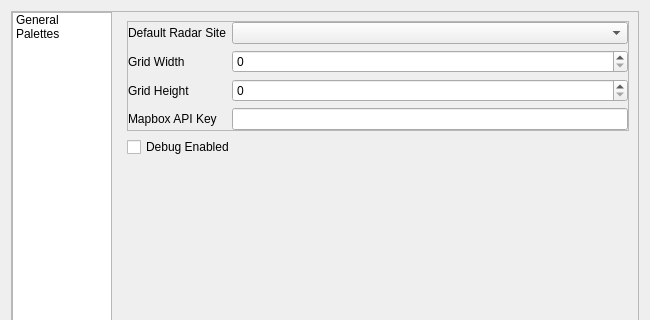
The window that scwx-qt/source/scwx/qt/ui/settings_dialog.ui (dpaulat/supercell-wx) describes before a commit, drawn with Qt 5; both pictures show x 0 to 650 and y 0 to 320 of the 650 by 500 pixel window.
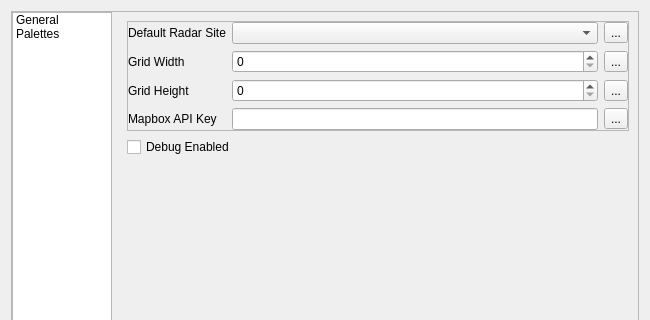
The same window after the commit. The open tabs and pages were chosen to show the change. Icons and pictures are not drawn.

Commit message: Add reset buttons to settings dialog

What changed in the file:
```diff
--- a/scwx-qt/source/scwx/qt/ui/settings_dialog.ui
+++ b/scwx-qt/source/scwx/qt/ui/settings_dialog.ui
@@ -96,7 +96,7 @@
             <property name="frameShadow">
              <enum>QFrame::Raised</enum>
             </property>
-            <layout class="QFormLayout" name="formLayout">
+            <layout class="QGridLayout" name="gridLayout_4">
              <property name="leftMargin">
               <number>0</number>
              </property>
@@ -116,19 +116,6 @@
                </property>
               </widget>
              </item>
-             <item row="0" column="1">
-              <widget class="QComboBox" name="radarSiteComboBox"/>
-             </item>
-             <item row="1" column="0">
-              <widget class="QLabel" name="label_2">
-               <property name="text">
-                <string>Grid Width</string>
-               </property>
-              </widget>
-             </item>
-             <item row="1" column="1">
-              <widget class="QSpinBox" name="gridWidthSpinBox"/>
-             </item>
              <item row="2" column="0">
               <widget class="QLabel" name="label_3">
                <property name="text">
@@ -139,6 +126,59 @@
              <item row="2" column="1">
               <widget class="QSpinBox" name="gridHeightSpinBox"/>
              </item>
+             <item row="1" column="2">
+              <widget class="QToolButton" name="resetGridWidthButton">
+               <property name="text">
+                <string>...</string>
+               </property>
+               <property name="icon">
+                <iconset resource="../../../../scwx-qt.qrc">
+                 <normaloff>:/res/icons/font-awesome-6/rotate-left-solid.svg</normaloff>:/res/icons/font-awesome-6/rotate-left-solid.svg</iconset>
+               </property>
+              </widget>
+             </item>
+             <item row="3" column="1">
+              <widget class="QLineEdit" name="mapboxApiKeyLineEdit"/>
+             </item>
+             <item row="3" column="2">
+              <widget class="QToolButton" name="resetMapboxApiKeyButton">
+               <property name="text">
+                <string>...</string>
+               </property>
+               <property name="icon">
+                <iconset resource="../../../../scwx-qt.qrc">
+                 <normaloff>:/res/icons/font-awesome-6/rotate-left-solid.svg</normaloff>:/res/icons/font-awesome-6/rotate-left-solid.svg</iconset>
+               </property>
+              </widget>
+             </item>
+             <item row="0" column="2">
+              <widget class="QToolButton" name="resetRadarSiteButton">
+               <property name="text">
+                <string>...</string>
+               </property>
+               <property name="icon">
+                <iconset resource="../../../../scwx-qt.qrc">
+                 <normaloff>:/res/icons/font-awesome-6/rotate-left-solid.svg</normaloff>:/res/icons/font-awesome-6/rotate-left-solid.svg</iconset>
+               </property>
+              </widget>
+             </item>
+             <item row="1" column="1">
+              <widget class="QSpinBox" name="gridWidthSpinBox"/>
+             </item>
+             <item row="0" column="1">
+              <widget class="QComboBox" name="radarSiteComboBox"/>
+             </item>
+             <item row="2" column="2">
+              <widget class="QToolButton" name="resetGridHeightButton">
+               <property name="text">
+                <string>...</string>
+               </property>
+               <property name="icon">
+                <iconset resource="../../../../scwx-qt.qrc">
+                 <normaloff>:/res/icons/font-awesome-6/rotate-left-solid.svg</normaloff>:/res/icons/font-awesome-6/rotate-left-solid.svg</iconset>
+               </property>
+              </widget>
+             </item>
              <item row="3" column="0">
               <widget class="QLabel" name="label_4">
                <property name="text">
@@ -146,8 +186,12 @@
                </property>
               </widget>
              </item>
-             <item row="3" column="1">
-              <widget class="QLineEdit" name="mapboxApiKeyLineEdit"/>
+             <item row="1" column="0">
+              <widget class="QLabel" name="label_2">
+               <property name="text">
+                <string>Grid Width</string>
+               </property>
+              </widget>
              </item>
             </layout>
            </widget>
```
Left out of the diff: 13 changed lines with no effect on the pictures. The commit also changes 3 other files.
